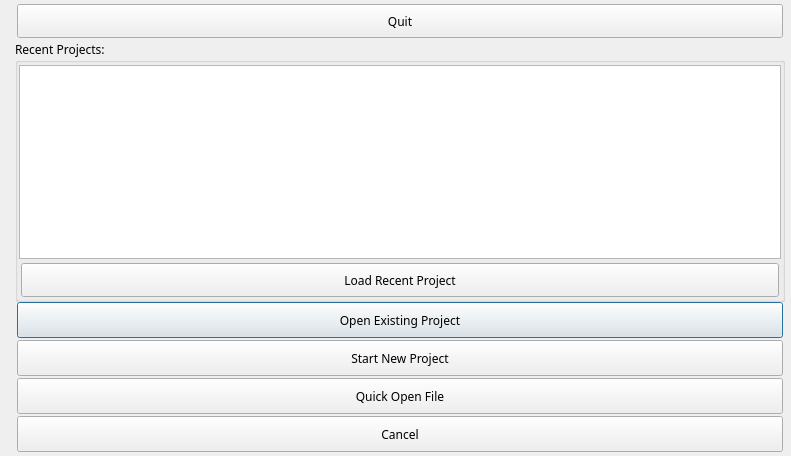
SCIInstitute/Seg3D, file src/Interface/Application/SplashScreen.ui: the form before one commit.
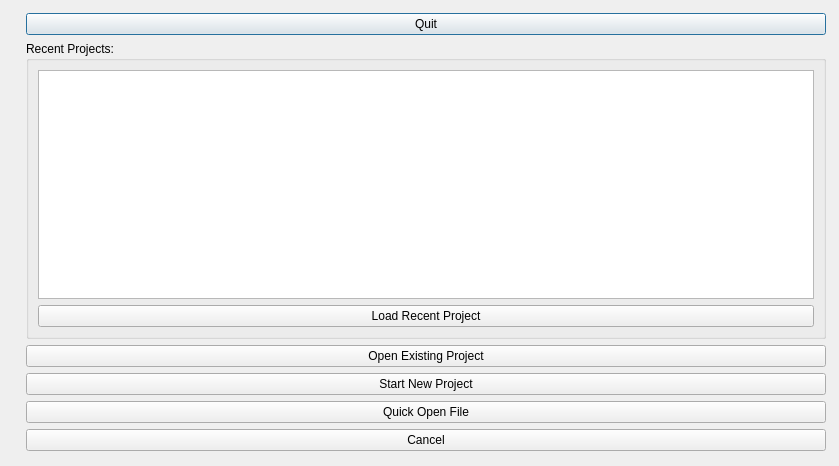
The form after the commit. Icons and pictures are not drawn.

Commit message: Cleanup and simplify widget layout using Qt5 Designer.

Patch:
```diff
--- a/src/Interface/Application/SplashScreen.ui
+++ b/src/Interface/Application/SplashScreen.ui
@@ -2,15 +2,12 @@
 <ui version="4.0">
  <class>SplashScreen</class>
  <widget class="QDialog" name="SplashScreen">
-  <property name="enabled">
-   <bool>true</bool>
-  </property>
   <property name="geometry">
    <rect>
     <x>0</x>
     <y>0</y>
-    <width>791</width>
-    <height>456</height>
+    <width>839</width>
+    <height>466</height>
    </rect>
   </property>
   <property name="sizePolicy">
@@ -19,11 +16,6 @@
     <verstretch>0</verstretch>
    </sizepolicy>
   </property>
-  <property name="font">
-   <font>
-    <family>Lucida Sans</family>
-   </font>
-  </property>
   <property name="windowTitle">
    <string/>
   </property>
@@ -31,64 +23,10 @@
    <iconset>
     <normaloff>../../Resources/Icons/seg3d2_128.png</normaloff>../../Resources/Icons/seg3d2_128.png</iconset>
   </property>
-  <property name="sizeGripEnabled">
-   <bool>false</bool>
-  </property>
   <property name="modal">
    <bool>true</bool>
   </property>
-  <layout class="QHBoxLayout" name="horizontalLayout_6">
-   <property name="spacing">
-    <number>0</number>
-   </property>
-   <property name="leftMargin">
-    <number>0</number>
-   </property>
-   <property name="topMargin">
-    <number>0</number>
-   </property>
-   <property name="rightMargin">
-    <number>0</number>
-   </property>
-   <property name="bottomMargin">
-    <number>0</number>
-   </property>
-   <item>
-    <widget class="QWidget" name="base_" native="true">
-     <layout class="QHBoxLayout" name="horizontalLayout_7">
-      <property name="spacing">
-       <number>0</number>
-      </property>
-      <property name="leftMargin">
-       <number>2</number>
-      </property>
-      <property name="topMargin">
-       <number>2</number>
-      </property>
-      <property name="rightMargin">
-       <number>2</number>
-      </property>
-      <property name="bottomMargin">
-       <number>2</number>
-      </property>
-      <item>
-       <widget class="QWidget" name="image_widget_" native="true">
         <layout class="QHBoxLayout" name="horizontalLayout">
-         <property name="spacing">
-          <number>0</number>
-         </property>
-         <property name="leftMargin">
-          <number>1</number>
-         </property>
-         <property name="topMargin">
-          <number>1</number>
-         </property>
-         <property name="rightMargin">
-          <number>1</number>
-         </property>
-         <property name="bottomMargin">
-          <number>1</number>
-         </property>
          <item>
           <widget class="QLabel" name="splash_image_">
            <property name="sizePolicy">
@@ -97,54 +35,26 @@
              <verstretch>0</verstretch>
             </sizepolicy>
            </property>
+     <property name="frameShape">
+      <enum>QFrame::NoFrame</enum>
+     </property>
+     <property name="frameShadow">
+      <enum>QFrame::Plain</enum>
+     </property>
            <property name="text">
             <string/>
            </property>
            <property name="pixmap">
             <pixmap resource="../../Resources/QtResources.qrc">:/Images/Seg3DSplash.png</pixmap>
            </property>
-          </widget>
-         </item>
-        </layout>
-       </widget>
-      </item>
+     <property name="scaledContents">
+      <bool>false</bool>
+     </property>
+    </widget>
+   </item>
       <item>
-       <widget class="QWidget" name="widget" native="true">
-        <layout class="QVBoxLayout" name="verticalLayout_2">
-         <property name="spacing">
-          <number>0</number>
-         </property>
+    <layout class="QVBoxLayout" name="verticalLayout_4" stretch="0,0,0,0,0,0">
          <property name="leftMargin">
-          <number>4</number>
-         </property>
-         <property name="topMargin">
-          <number>0</number>
-         </property>
-         <property name="rightMargin">
-          <number>4</number>
-         </property>
-         <property name="bottomMargin">
-          <number>0</number>
-         </property>
-         <item>
-          <widget class="QWidget" name="widget_3" native="true">
-           <property name="sizePolicy">
-            <sizepolicy hsizetype="Preferred" vsizetype="Fixed">
-             <horstretch>0</horstretch>
-             <verstretch>0</verstretch>
-            </sizepolicy>
-           </property>
-           <property name="minimumSize">
-            <size>
-             <width>0</width>
-             <height>38</height>
-            </size>
-           </property>
-           <layout class="QVBoxLayout" name="verticalLayout_3">
-            <property name="spacing">
-             <number>0</number>
-            </property>
-            <property name="leftMargin">
              <number>2</number>
             </property>
             <property name="topMargin">
@@ -154,129 +64,26 @@
              <number>2</number>
             </property>
             <property name="bottomMargin">
-             <number>2</number>
+      <number>4</number>
             </property>
             <item>
              <widget class="QPushButton" name="quit_seg3d_button_">
-              <property name="sizePolicy">
-               <sizepolicy hsizetype="Preferred" vsizetype="Preferred">
-                <horstretch>0</horstretch>
-                <verstretch>0</verstretch>
-               </sizepolicy>
-              </property>
               <property name="text">
                <string>Quit</string>
               </property>
-              <property name="autoDefault">
-               <bool>false</bool>
-              </property>
-             </widget>
-            </item>
-           </layout>
           </widget>
          </item>
          <item>
           <widget class="QGroupBox" name="groupBox_">
-           <property name="sizePolicy">
-            <sizepolicy hsizetype="Preferred" vsizetype="MinimumExpanding">
-             <horstretch>0</horstretch>
-             <verstretch>0</verstretch>
-            </sizepolicy>
-           </property>
            <property name="title">
             <string>Recent Projects:</string>
            </property>
-           <property name="flat">
-            <bool>false</bool>
-           </property>
            <layout class="QVBoxLayout" name="verticalLayout">
-            <property name="spacing">
-             <number>2</number>
-            </property>
-            <property name="leftMargin">
-             <number>1</number>
-            </property>
-            <property name="topMargin">
-             <number>2</number>
-            </property>
-            <property name="rightMargin">
-             <number>1</number>
-            </property>
-            <property name="bottomMargin">
-             <number>0</number>
-            </property>
             <item>
-             <widget class="QListWidget" name="recent_project_listwidget_">
-              <property name="sizePolicy">
-               <sizepolicy hsizetype="Expanding" vsizetype="Minimum">
-                <horstretch>0</horstretch>
-                <verstretch>0</verstretch>
-               </sizepolicy>
-              </property>
-              <property name="focusPolicy">
-               <enum>Qt::ClickFocus</enum>
-              </property>
-              <property name="horizontalScrollBarPolicy">
-               <enum>Qt::ScrollBarAlwaysOff</enum>
-              </property>
-              <property name="editTriggers">
-               <set>QAbstractItemView::NoEditTriggers</set>
-              </property>
-              <property name="showDropIndicator" stdset="0">
-               <bool>false</bool>
-              </property>
-              <property name="alternatingRowColors">
-               <bool>true</bool>
-              </property>
-             </widget>
-            </item>
-            <item>
-             <widget class="QWidget" name="widget_5" native="true">
-              <property name="minimumSize">
-               <size>
-                <width>0</width>
-                <height>38</height>
-               </size>
-              </property>
-              <property name="maximumSize">
-               <size>
-                <width>16777215</width>
-                <height>38</height>
-               </size>
-              </property>
-              <layout class="QHBoxLayout" name="horizontalLayout_3">
-               <property name="spacing">
-                <number>0</number>
-               </property>
-               <property name="leftMargin">
-                <number>2</number>
-               </property>
-               <property name="topMargin">
-                <number>2</number>
-               </property>
-               <property name="rightMargin">
-                <number>2</number>
-               </property>
-               <property name="bottomMargin">
-                <number>2</number>
-               </property>
+         <widget class="QListWidget" name="recent_project_listwidget_"/>
+        </item>
                <item>
                 <widget class="QPushButton" name="load_recent_button_">
-                 <property name="sizePolicy">
-                  <sizepolicy hsizetype="Preferred" vsizetype="Preferred">
-                   <horstretch>0</horstretch>
-                   <verstretch>0</verstretch>
-                  </sizepolicy>
-                 </property>
-                 <property name="maximumSize">
-                  <size>
-                   <width>16777215</width>
-                   <height>50</height>
-                  </size>
-                 </property>
-                 <property name="focusPolicy">
-                  <enum>Qt::NoFocus</enum>
-                 </property>
                  <property name="text">
                   <string>Load Recent Project</string>
                  </property>
@@ -285,127 +92,22 @@
               </layout>
              </widget>
             </item>
-           </layout>
-          </widget>
-         </item>
-         <item>
-          <widget class="QWidget" name="widget_4" native="true">
-           <property name="minimumSize">
-            <size>
-             <width>0</width>
-             <height>38</height>
-            </size>
-           </property>
-           <layout class="QHBoxLayout" name="horizontalLayout_2">
-            <property name="spacing">
-             <number>0</number>
-            </property>
-            <property name="leftMargin">
-             <number>2</number>
-            </property>
-            <property name="topMargin">
-             <number>0</number>
-            </property>
-            <property name="rightMargin">
-             <number>2</number>
-            </property>
-            <property name="bottomMargin">
-             <number>2</number>
-            </property>
             <item>
              <widget class="QPushButton" name="existing_project_button_">
-              <property name="sizePolicy">
-               <sizepolicy hsizetype="Preferred" vsizetype="Preferred">
-                <horstretch>0</horstretch>
-                <verstretch>0</verstretch>
-               </sizepolicy>
-              </property>
-              <property name="maximumSize">
-               <size>
-                <width>16777215</width>
-                <height>50</height>
-               </size>
-              </property>
               <property name="text">
                <string>Open Existing Project</string>
               </property>
              </widget>
             </item>
-           </layout>
-          </widget>
-         </item>
-         <item>
-          <widget class="QWidget" name="widget_6" native="true">
-           <property name="minimumSize">
-            <size>
-             <width>0</width>
-             <height>38</height>
-            </size>
-           </property>
-           <layout class="QHBoxLayout" name="horizontalLayout_4">
-            <property name="spacing">
-             <number>0</number>
-            </property>
-            <property name="leftMargin">
-             <number>2</number>
-            </property>
-            <property name="topMargin">
-             <number>0</number>
-            </property>
-            <property name="rightMargin">
-             <number>2</number>
-            </property>
-            <property name="bottomMargin">
-             <number>2</number>
-            </property>
             <item>
              <widget class="QPushButton" name="new_project_button_">
-              <property name="sizePolicy">
-               <sizepolicy hsizetype="Preferred" vsizetype="Preferred">
-                <horstretch>0</horstretch>
-                <verstretch>0</verstretch>
-               </sizepolicy>
-              </property>
               <property name="text">
                <string>Start New Project</string>
               </property>
              </widget>
             </item>
-           </layout>
-          </widget>
-         </item>
-         <item>
-          <widget class="QWidget" name="widget_7" native="true">
-           <property name="minimumSize">
-            <size>
-             <width>0</width>
-             <height>38</height>
-            </size>
-           </property>
-           <layout class="QHBoxLayout" name="horizontalLayout_5">
-            <property name="spacing">
-             <number>0</number>
-            </property>
-            <property name="leftMargin">
-             <number>2</number>
-            </property>
-            <property name="topMargin">
-             <number>0</number>
-            </property>
-            <property name="rightMargin">
-             <number>2</number>
-            </property>
-            <property name="bottomMargin">
-             <number>2</number>
-            </property>
             <item>
              <widget class="QPushButton" name="quick_open_button_">
-              <property name="sizePolicy">
-               <sizepolicy hsizetype="Preferred" vsizetype="Preferred">
-                <horstretch>0</horstretch>
-                <verstretch>0</verstretch>
-               </sizepolicy>
-              </property>
               <property name="toolTip">
                <string>Click to open a data file without starting a project</string>
               </property>
@@ -414,41 +116,8 @@
               </property>
              </widget>
             </item>
-           </layout>
-          </widget>
-         </item>
-         <item>
-          <widget class="QWidget" name="widget_8" native="true">
-           <property name="minimumSize">
-            <size>
-             <width>0</width>
-             <height>38</height>
-            </size>
-           </property>
-           <layout class="QHBoxLayout" name="horizontalLayout_8">
-            <property name="spacing">
-             <number>0</number>
-            </property>
-            <property name="leftMargin">
-             <number>2</number>
-            </property>
-            <property name="topMargin">
-             <number>0</number>
-            </property>
-            <property name="rightMargin">
-             <number>2</number>
-            </property>
-            <property name="bottomMargin">
-             <number>2</number>
-            </property>
             <item>
              <widget class="QPushButton" name="skip_project_button_">
-              <property name="sizePolicy">
-               <sizepolicy hsizetype="Preferred" vsizetype="Preferred">
-                <horstretch>0</horstretch>
-                <verstretch>0</verstretch>
-               </sizepolicy>
-              </property>
               <property name="toolTip">
                <string>Close splash screen and go directly to Seg3D.</string>
               </property>
@@ -458,13 +127,6 @@
              </widget>
             </item>
            </layout>
-          </widget>
-         </item>
-        </layout>
-       </widget>
-      </item>
-     </layout>
-    </widget>
    </item>
   </layout>
  </widget>
```
Left out of the diff: 10 changed lines with no effect on the pictures. Lines whose indentation alone changed are shown as unchanged.
